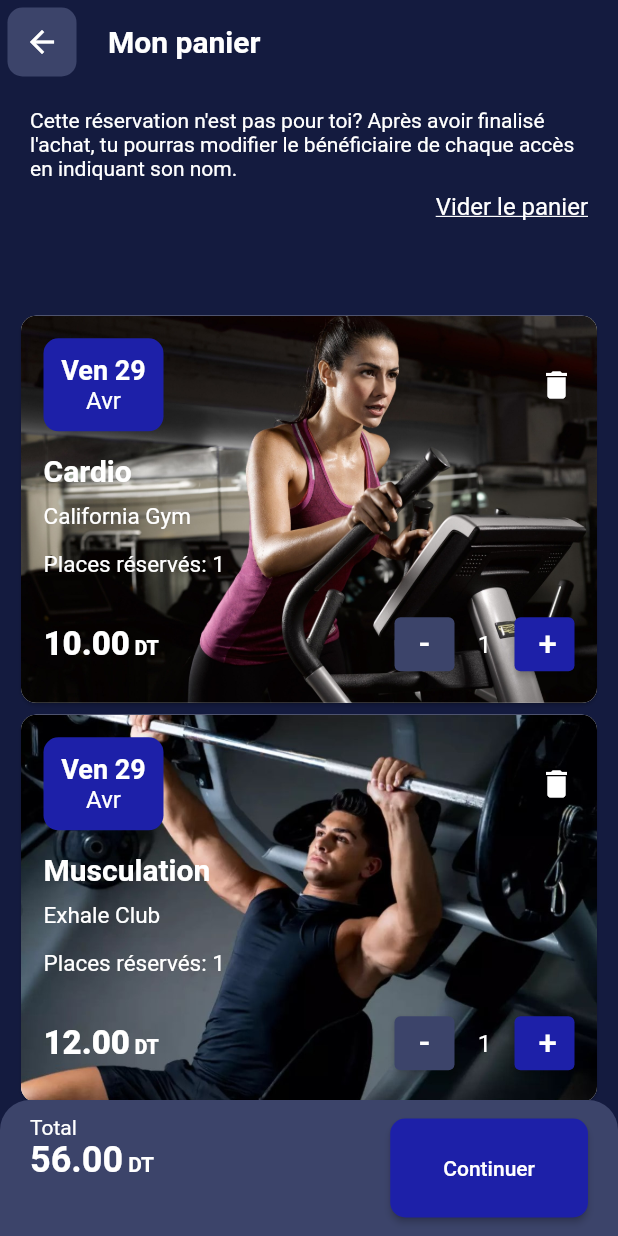
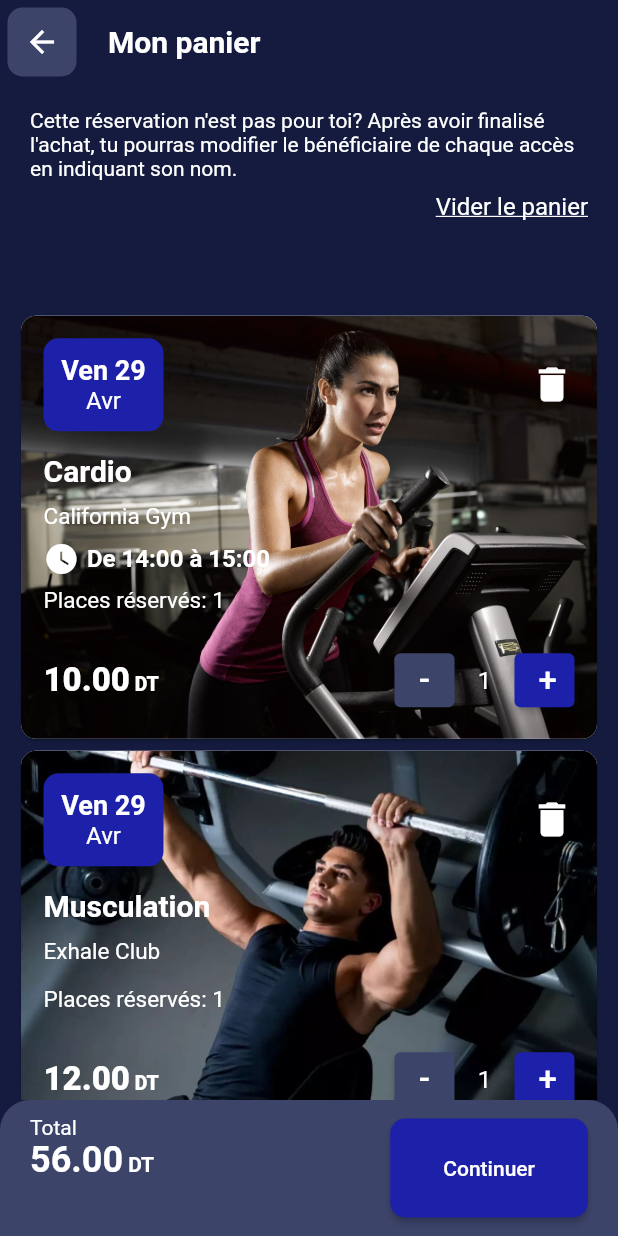
Before and after one commit to inesachour/WeMoveScreen, a Flutter app: the screen it shows after launch, on a phone screen of 412 x 824 dp. Run offline on Flutter 3.47's test engine with Material 2 defaults, Android fonts, the phone set to English and light mode, and no system bars.

Commit message:
add images and fix delete problem

```diff
--- a/lib/data/reservations.dart
+++ b/lib/data/reservations.dart
@@ -9,7 +9,9 @@ var reservations = [
       price: 10,
       date: DateTime.now(),
       reservedPlaces: 1,
-      image: "assets/images/cardio.jpg"
+      image: "assets/images/cardio.jpg",
+      heureDebut: "14:00",
+      heureFin: "15:00"
   ),
   Reservation(
       title: "Musculation",
@@ -28,14 +30,14 @@ var reservations = [
       image: "assets/images/spinning.jpg"
   ),
   Reservation(
-      title: "Zumba",
+      title: "Body Pump",
       place: "Gym Box",
       price: 10,
       date: DateTime(2022,4,29),
       reservedPlaces: 1,
-      image: "assets/images/zumba.jpg",
+      image: "assets/images/bodypump.jpg",
       heureDebut: "19:00",
-      heureFin: "23:00"
+      heureFin: "21:00"
   ),
 ];
 
--- a/lib/main.dart
+++ b/lib/main.dart
@@ -1,5 +1,5 @@
 import 'package:flutter/material.dart';
-import 'package:wemove_test/panier_screen.dart';
+import 'package:wemove_test/screens/panier_screen.dart';
 
 void main() {
   runApp(const MyApp());
--- a/lib/reservation_card.dart
+++ b/lib/reservation_card.dart
@@ -80,7 +80,7 @@ class _ReservationCardState extends State<ReservationCard> {
                   Row(
                     children: [
                       InkWell(
-                          child: Icon(Icons.delete, color: onDeleteClicked ? Colors.red :Colors.white,),
+                          child: Icon(Icons.delete, color: onDeleteClicked ? Colors.red :Colors.white,size: 30,),
                           onTap: (){
                             setState(() {
                               onDeleteClicked = !onDeleteClicked;
@@ -148,14 +148,14 @@ class _ReservationCardState extends State<ReservationCard> {
                       incdecButton(color: secondaryBackgroundColor, text: "-", onPressed: (){
                         setState(() {
 
-                          print("ok");
                           if(widget.reservation.reservedPlaces>0){
                             widget.reservation.reservedPlaces--;
                             widget.updatingTotal();
                           }
-                          else if(widget.reservation.reservedPlaces==0){
-                            widget.deleting;
+                          if(widget.reservation.reservedPlaces==0){
+                            widget.deleting();
                           }
+
                         });
                       }),
 
--- a/lib/panier_screen.dart
+++ b/lib/screens/panier_screen.dart
@@ -86,6 +86,7 @@ class _PanierScreenState extends State<PanierScreen> {
                     ),
                   ),
 
+                  //Reservations List
                   Expanded(
                     flex: 7,
                     child: reservations.length > 0 ? ListView.builder(
```
Also changed, not shown: assets/images/bodypump.jpg (added), assets/images/cardio.jpg, assets/images/musculation.jpg, assets/images/spinning.jpg, assets/images/zumba.jpg (deleted).
